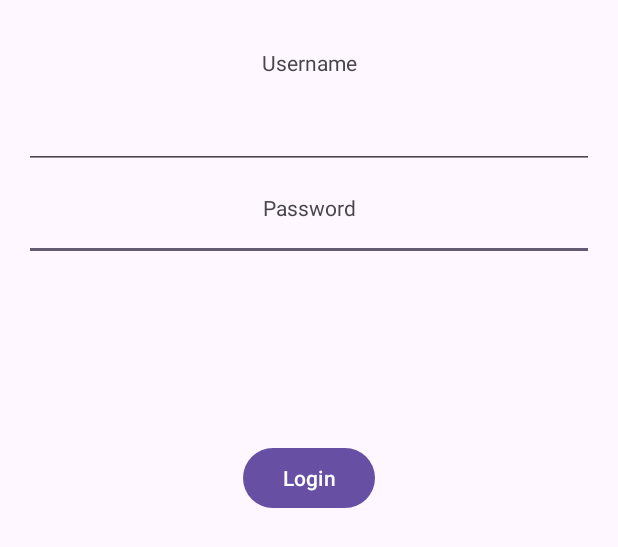
After one commit to lucamenee/GF_android, an Android app: the layout activity_login.xml on its own in the app's theme, with its tools: preview values and no code run, on a phone screen of 412 x 824 dp. The commit adds this screen. Shown: the top 547 px of the screen. Run offline under Robolectric (Android 15) with nearby library versions, the phone set to English and light mode, and no system bars; network calls fail.

Commit message:
fist login implementation

```diff
--- a/app/src/main/AndroidManifest.xml
+++ b/app/src/main/AndroidManifest.xml
@@ -14,7 +14,7 @@
         android:theme="@style/Theme.GF_android"
         tools:targetApi="31">
         <activity
-            android:name=".MainActivity"
+            android:name=".LoginActivity"
             android:exported="true">
             <intent-filter>
                 <action android:name="android.intent.action.MAIN" />
@@ -22,6 +22,9 @@
                 <category android:name="android.intent.category.LAUNCHER" />
             </intent-filter>
         </activity>
+
+        <activity android:name=".MainActivity" android:exported="true"/>
+
     </application>
 
 </manifest>
--- /dev/null
+++ b/app/src/main/java/com/example/gf_android/LoginActivity.java
@@ -0,0 +1,44 @@
+package com.example.gf_android;
+
+import android.content.Intent;
+import android.os.Bundle;
+import android.util.Log;
+import android.widget.Button;
+import android.widget.EditText;
+
+import androidx.appcompat.app.AppCompatActivity;
+
+import com.example.gf_android.Api.Api;
+import com.example.gf_android.Api.Types.LoginResponse;
+
+public class LoginActivity extends AppCompatActivity {
+
+    private String username;
+    private String password;
+
+    @Override
+    protected void onCreate(Bundle savedInstanceState) {
+        super.onCreate(savedInstanceState);
+        setContentView(R.layout.activity_login);
+
+        Button loginButton = findViewById(R.id.loginButton);
+        loginButton.setOnClickListener(v -> {
+            EditText editText = findViewById(R.id.username);
+            username = editText.getText().toString();;
+            EditText editText2 = findViewById(R.id.password);
+            password = editText2.getText().toString();
+
+            LoginResponse lr = Api.login(username, password);
+
+            if (lr != null) {
+                startActivity(new Intent(this, MainActivity.class).putExtra("id_utente", lr.id_utente).putExtra( "id_inventario", lr.id_inventario));;
+            } else {
+                //wrong credentials
+                Log.i("LoginActivity", "wrong credentials");
+            }
+        });
+    }
+
+
+
+}
--- a/app/src/main/java/com/example/gf_android/MainActivity.java
+++ b/app/src/main/java/com/example/gf_android/MainActivity.java
@@ -1,5 +1,8 @@
 package com.example.gf_android;
 
+import static java.lang.String.*;
+
+import android.content.Intent;
 import android.os.Bundle;
 import android.util.Log;
 import android.widget.TextView;
@@ -20,6 +23,7 @@ public class MainActivity extends AppCompatActivity {
 
     List<Tag> ls;
     List<Alimento> la;
+    Intent intent;
 
     @Override
     protected void onCreate(Bundle savedInstanceState) {
@@ -32,8 +36,14 @@ public class MainActivity extends AppCompatActivity {
             return insets;
         });
 
+        intent = getIntent();
+
         TextView hello = findViewById(R.id.hello);
 
+        runOnUiThread(() -> {
+            hello.setText(format("id utente = %d", intent.getIntExtra("id_utente", 0)));
+        });
+        Log.i("MainActivity", "id_utente: " + intent.getIntExtra("id_utente", 0));
 
 //        ls = Api.getTags();
 //        hello.setOnClickListener(v -> {
--- /dev/null
+++ b/app/src/main/res/layout/activity_login.xml
@@ -0,0 +1,69 @@
+<?xml version="1.0" encoding="utf-8"?>
+<androidx.constraintlayout.widget.ConstraintLayout xmlns:android="http://schemas.android.com/apk/res/android"
+    xmlns:tools="http://schemas.android.com/tools"
+    xmlns:app="http://schemas.android.com/apk/res-auto"
+
+    android:layout_width="match_parent"
+    android:layout_height="match_parent">
+
+    <Button
+        android:id="@+id/loginButton"
+        android:layout_width="wrap_content"
+        android:layout_height="wrap_content"
+        android:text="@string/login"
+        app:layout_constraintTop_toBottomOf="@+id/password"
+        app:layout_constraintStart_toStartOf="parent"
+        app:layout_constraintEnd_toEndOf="parent"
+        app:layout_constraintBottom_toBottomOf="parent"
+        app:layout_constraintVertical_bias="0.2" />
+
+    <EditText
+        android:id="@+id/password"
+        android:layout_width="0dp"
+        android:layout_height="wrap_content"
+        android:ems="10"
+        android:inputType="textPassword"
+        app:layout_constraintTop_toBottomOf="@+id/username"
+        app:layout_constraintStart_toStartOf="parent"
+        app:layout_constraintEnd_toEndOf="parent"
+        app:layout_constraintHorizontal_bias="0.5"
+        android:layout_marginTop="16dp"
+        android:layout_marginStart="16dp"
+        android:layout_marginEnd="16dp" />
+
+    <EditText
+        android:id="@+id/username"
+        android:layout_width="0dp"
+        android:layout_height="wrap_content"
+        android:ems="10"
+        android:inputType="text"
+        app:layout_constraintTop_toBottomOf="@+id/usernameLabel"
+        app:layout_constraintStart_toStartOf="parent"
+        app:layout_constraintEnd_toEndOf="parent"
+        app:layout_constraintHorizontal_bias="0.5"
+        android:layout_marginTop="16dp"
+        android:layout_marginStart="16dp"
+        android:layout_marginEnd="16dp" />
+
+    <TextView
+        android:id="@+id/usernameLabel"
+        android:layout_width="wrap_content"
+        android:layout_height="wrap_content"
+        android:text="@string/Username"
+        app:layout_constraintTop_toTopOf="parent"
+        app:layout_constraintStart_toStartOf="parent"
+        app:layout_constraintEnd_toEndOf="parent"
+        app:layout_constraintHorizontal_bias="0.5"
+        android:layout_marginTop="32dp" />
+
+    <TextView
+        android:id="@+id/passwordLabel"
+        android:layout_width="wrap_content"
+        android:layout_height="wrap_content"
+        android:text="@string/Password"
+        app:layout_constraintTop_toBottomOf="@+id/username"
+        app:layout_constraintStart_toStartOf="parent"
+        app:layout_constraintEnd_toEndOf="parent"
+        app:layout_constraintHorizontal_bias="0.5"
+        android:layout_marginTop="16dp" />
+</androidx.constraintlayout.widget.ConstraintLayout>
--- a/app/src/main/res/values/strings.xml
+++ b/app/src/main/res/values/strings.xml
@@ -1,3 +1,8 @@
 <resources>
     <string name="app_name">GF_android</string>
+    <string name="password">password</string>
+    <string name="username">username</string>
+    <string name="login">Login</string>
+    <string name="Username">Username</string>
+    <string name="Password">Password</string>
 </resources>
```
